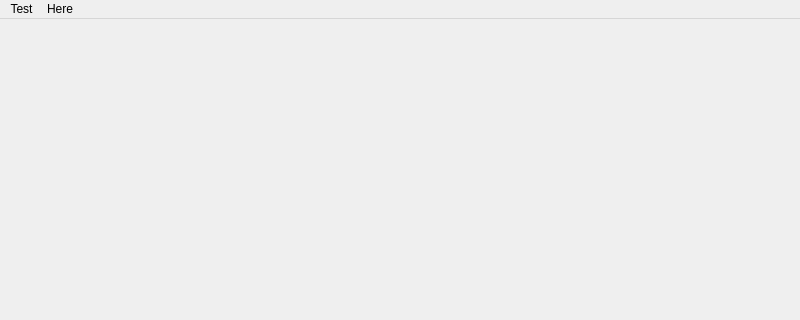
The window that src/main/resources/base/mainwindow.ui (j718/screentime) describes before a commit, drawn with Qt 5; both pictures show x 0 to 800 and y 0 to 320 of the 800 by 600 pixel window.
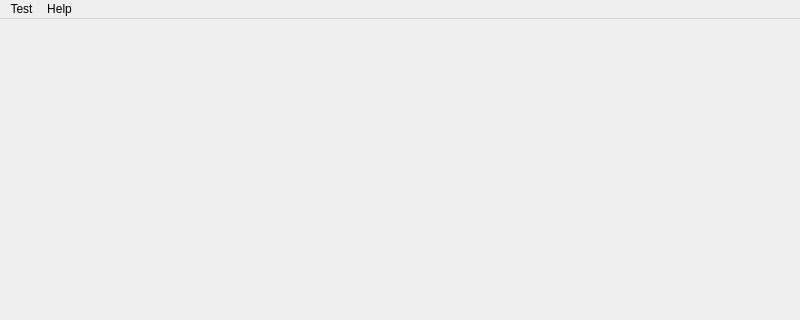
The same window after the commit.

Diff of the .ui file:
```diff
--- a/src/main/resources/base/mainwindow.ui
+++ b/src/main/resources/base/mainwindow.ui
@@ -30,7 +30,7 @@
    </widget>
    <widget class="QMenu" name="menuHere">
     <property name="title">
-     <string>Here</string>
+     <string>Help</string>
     </property>
     <addaction name="action_about"/>
    </widget>
```
